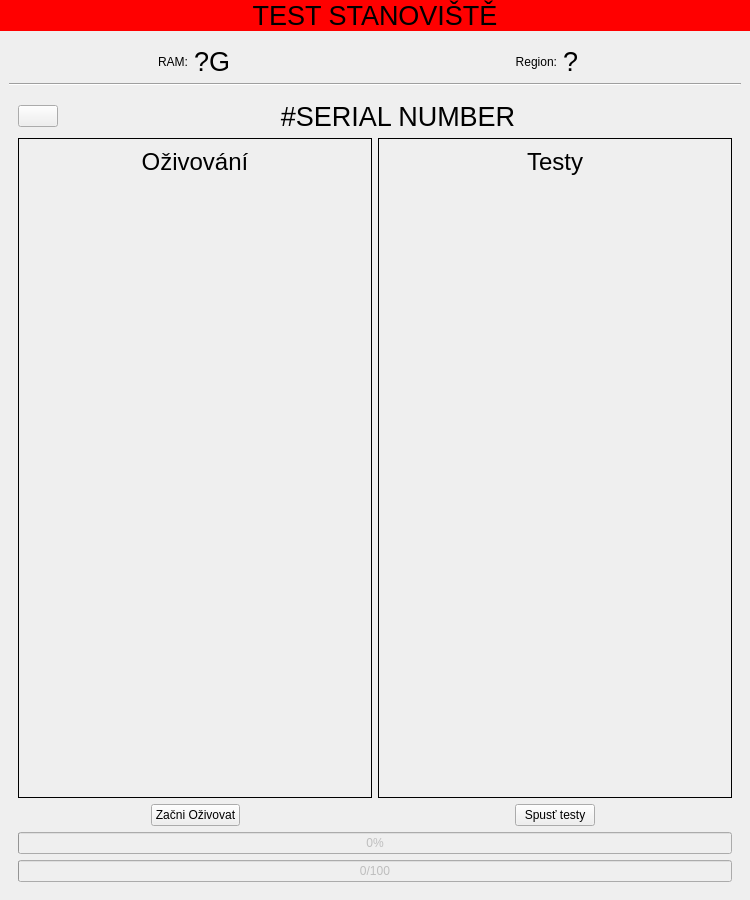
This is ui/mainwindow.ui in turris-cz/rtools-gui as Qt 5 draws it before an edit. The edited form follows.
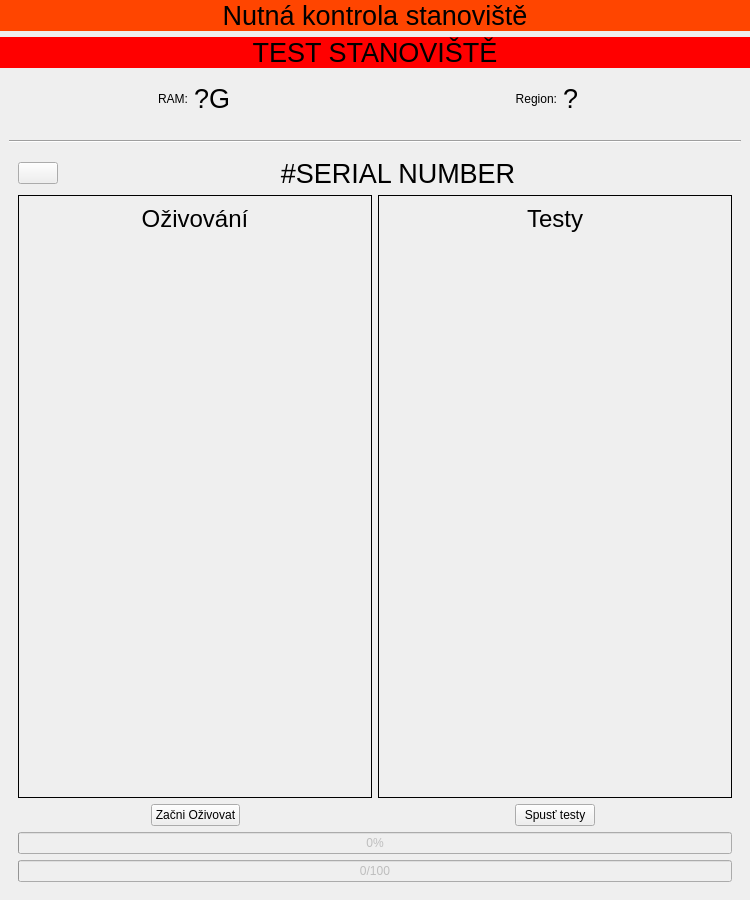
This is the edited form. The open tabs and pages were chosen to show the change. Icons and pictures are not drawn.

Patch:
```diff
--- a/ui/mainwindow.ui
+++ b/ui/mainwindow.ui
@@ -31,6 +31,24 @@
     <property name="bottomMargin">
      <number>0</number>
     </property>
+    <item>
+     <widget class="QLabel" name="checkNeededLabel">
+      <property name="font">
+       <font>
+        <pointsize>20</pointsize>
+       </font>
+      </property>
+      <property name="styleSheet">
+       <string notr="true">background-color: orangered;</string>
+      </property>
+      <property name="text">
+       <string>Nutná kontrola stanoviště</string>
+      </property>
+      <property name="alignment">
+       <set>Qt::AlignCenter</set>
+      </property>
+     </widget>
+    </item>
     <item>
      <widget class="QLabel" name="workstationTestLabel">
       <property name="enabled">
@@ -122,6 +140,39 @@
         </item>
        </layout>
       </item>
+      <item>
+       <layout class="QHBoxLayout" name="horizontalLayout_8">
+        <item>
+         <spacer name="horizontalSpacer_6">
+          <property name="orientation">
+           <enum>Qt::Horizontal</enum>
+          </property>
+          <property name="sizeHint" stdset="0">
+           <size>
+            <width>40</width>
+            <height>20</height>
+           </size>
+          </property>
+         </spacer>
+        </item>
+        <item>
+         <layout class="QHBoxLayout" name="lastResultsLayout"/>
+        </item>
+        <item>
+         <spacer name="horizontalSpacer_3">
+          <property name="orientation">
+           <enum>Qt::Horizontal</enum>
+          </property>
+          <property name="sizeHint" stdset="0">
+           <size>
+            <width>40</width>
+            <height>20</height>
+           </size>
+          </property>
+         </spacer>
+        </item>
+       </layout>
+      </item>
       <item>
        <widget class="Line" name="line">
         <property name="orientation">
@@ -336,8 +387,8 @@
                    <rect>
                     <x>0</x>
                     <y>0</y>
-                    <width>333</width>
-                    <height>573</height>
+                    <width>16</width>
+                    <height>16</height>
                    </rect>
                   </property>
                   <layout class="QGridLayout" name="stepsLayout">
@@ -403,8 +454,8 @@
                    <rect>
                     <x>0</x>
                     <y>0</y>
-                    <width>333</width>
-                    <height>573</height>
+                    <width>16</width>
+                    <height>16</height>
                    </rect>
                   </property>
                   <layout class="QGridLayout" name="testsLayout">
```
Left out of the diff: 2 changed lines with no effect on the pictures.
